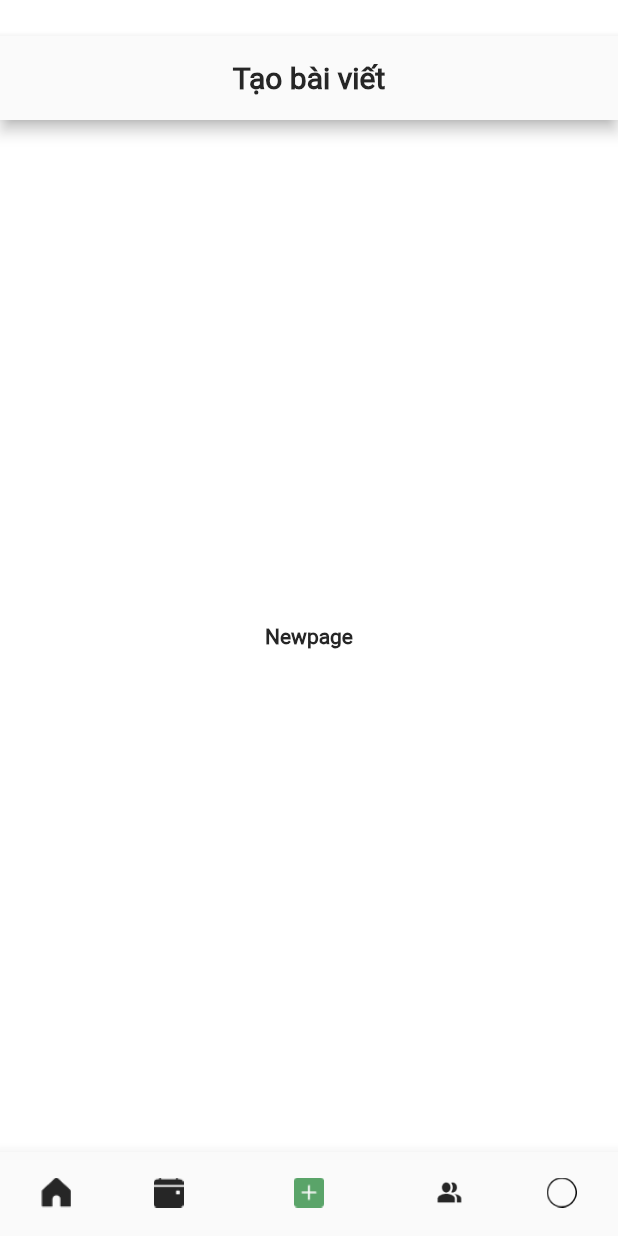
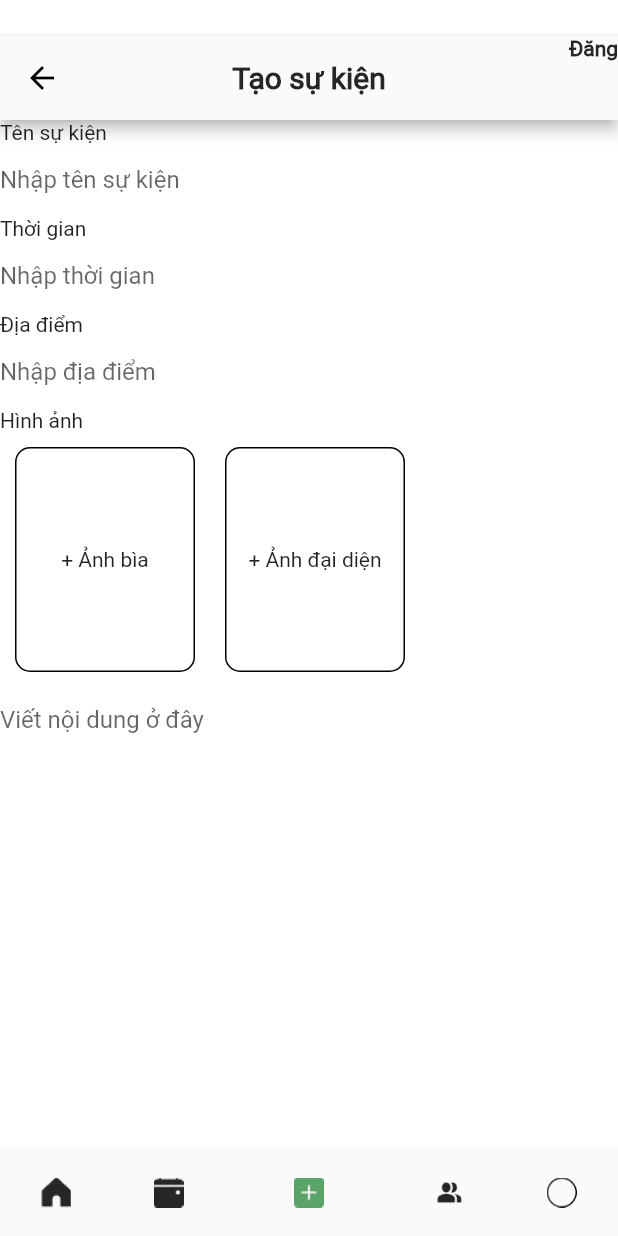
Before and after one commit to HuynhThiMinhNhuc/CharityApp, a Flutter app: the screen it shows after launch, item 3 of the bottom bar chosen, on a phone screen of 412 x 824 dp. Run offline on Flutter 3.47's test engine with Material 2 defaults, Android fonts, the phone set to English and light mode, and no system bars; our stand-ins replace bloc, cloud_firestore, equatable, firebase_core, flutter_bloc, font_awesome_flutter and 1 more; accounts and stored records are empty; network calls fail.

Commit message:
create view add event

```diff
--- /dev/null
+++ b/CharityApp/lib/core/model/event_tab.dart
@@ -0,0 +1,5 @@
+enum EventTab{
+  posts,
+  description,
+  image,
+}
--- /dev/null
+++ b/CharityApp/lib/views/Pages/add_event_page/add_event_page.dart
@@ -0,0 +1,122 @@
+import 'dart:ui';
+
+import 'package:flutter/cupertino.dart';
+import 'package:flutter/material.dart';
+
+class AddEventPage extends StatefulWidget {
+  const AddEventPage({Key? key}) : super(key: key);
+
+  @override
+  State<AddEventPage> createState() => _AddEventPageState();
+}
+
+class _AddEventPageState extends State<AddEventPage> {
+  late TextEditingController _nameTextController;
+  late TextEditingController _locationTextController;
+  late Image myImage;
+
+  @override
+  void initState() {
+    super.initState();
+    _nameTextController = TextEditingController();
+    _locationTextController = TextEditingController();
+  }
+
+  @override
+  void dispose() {
+    _nameTextController.dispose();
+    _locationTextController.dispose();
+    super.dispose();
+  }
+
+  @override
+  Widget build(BuildContext context) {
+    return SingleChildScrollView(
+      child: Column(
+        crossAxisAlignment: CrossAxisAlignment.start,
+        children: [
+          Text("Tên sự kiện"),
+          TextFormField(
+            keyboardType: TextInputType.name,
+            controller: _nameTextController,
+            decoration: InputDecoration(
+              hintText: "Nhập tên sự kiện",
+              border: InputBorder.none,
+              focusedBorder: InputBorder.none,
+              errorBorder: InputBorder.none,
+              disabledBorder: InputBorder.none,
+            ),
+          ),
+          Text("Thời gian"),
+          TextFormField(
+            keyboardType: TextInputType.datetime,
+            controller: _nameTextController,
+            decoration: InputDecoration(
+              hintText: "Nhập thời gian",
+              border: InputBorder.none,
+              focusedBorder: InputBorder.none,
+              errorBorder: InputBorder.none,
+              disabledBorder: InputBorder.none,
+            ),
+          ),
+          Text("Địa điểm"),
+          TextFormField(
+            keyboardType: TextInputType.text,
+            controller: _locationTextController,
+            decoration: InputDecoration(
+              hintText: "Nhập địa điểm",
+              border: InputBorder.none,
+              focusedBorder: InputBorder.none,
+              errorBorder: InputBorder.none,
+              disabledBorder: InputBorder.none,
+            ),
+          ),
+          Text("Hình ảnh"),
+          Row(
+            children: [
+              CardImage(titleName: "+ Ảnh bìa"),
+              CardImage(titleName: "+ Ảnh đại diện"),
+            ],
+          ),
+          TextFormField(
+            keyboardType: TextInputType.name,
+            controller: _nameTextController,
+            minLines: 3,
+            maxLines: 5,
+            decoration: InputDecoration(
+              hintText: "Viết nội dung ở đây",
+              border: InputBorder.none,
+              focusedBorder: InputBorder.none,
+              errorBorder: InputBorder.none,
+              disabledBorder: InputBorder.none,
+            ),
+          ),
+        ],
+      ),
+    );
+  }
+
+  Widget CardImage({required String titleName, Image? image = null }) {
+    // image = Image.asset("asset/Icon/HomeIcon.png");
+    return Container(
+      child: image != null
+          ? image
+          : InkWell(
+              child: Center(
+                child: Text(
+                  titleName,
+                  textAlign: TextAlign.center,
+                ),
+              ),
+              onTap: () => {},
+            ),
+      height: 150,
+      width: 120,
+      decoration: BoxDecoration(
+        borderRadius: BorderRadius.circular(10),
+        border: Border.all(width: 1, color: Colors.black),
+      ),
+      margin: EdgeInsets.fromLTRB(10, 10, 10, 10),
+    );
+  }
+}
--- a/CharityApp/lib/views/Root_App.dart
+++ b/CharityApp/lib/views/Root_App.dart
@@ -1,12 +1,14 @@
 import 'package:charityapp/core/model/app_tab.dart';
 import 'package:charityapp/global_variable/color.dart';
 import 'package:charityapp/views/Component/tab_selector.dart';
+import 'package:charityapp/views/Pages/add_event_page/add_event_page.dart';
 import 'package:flutter/cupertino.dart';
 import 'package:flutter/material.dart';
 import 'package:flutter_bloc/flutter_bloc.dart';
 import 'Pages/calendar_page/calendar_page.dart';
 import 'Pages/home_page/home_page.dart';
 import 'bloc/tab_bloc/tab.dart';
+
 class RootApp extends StatelessWidget {
   @override
   Widget build(BuildContext context) {
@@ -31,48 +33,84 @@ class RootApp extends StatelessWidget {
   }
 
   Widget getappbar(AppTab activateTab) {
-    if (activateTab == AppTab.home)
     return Column(
       mainAxisAlignment: MainAxisAlignment.end,
       children: [
-          (AppBar(
-            automaticallyImplyLeading: false,
-            backgroundColor: backgroundbottomtab,
-            title: Row(
-              children: <Widget>[
-                Text(
-                  'Meer',
-                  style: TextStyle(
-                      color: maincolor,
-                      fontFamily: 'Redressed_Regular',
-                      fontSize: 35,
-                      fontWeight: FontWeight.normal,
-                      decoration: TextDecoration.none),
-                ),
-                Spacer(),
-                IconButton(
-                  onPressed: null,
-                  icon: const Icon(Icons.search, color: textcolor),
-                  tooltip: "Tìm kiếm",
-                ),
-                IconButton(
-                  onPressed: null,
-                  icon: const Icon(
-                    Icons.notifications_active,
-                    color: textcolor,
-                  ),
-                  tooltip: "Tìm kiếm",
-                )
-              ],
-            ),
-          )),
+        if (activateTab == AppTab.home)
+          homeAppBar()
+        else if (activateTab == AppTab.calendar)
+          calendarAppbar()
+        else if (activateTab == AppTab.addpost)
+          createPostAppbar()
+        else if (activateTab == AppTab.friend)
+          friendAppbar()
+        else if (activateTab == AppTab.profile)
+          profileAppbar()
+        else
+          Text("Fail tab"),
       ],
     );
-    else if (activateTab == AppTab.calendar)
-      return Column(
-        mainAxisAlignment: MainAxisAlignment.end,
-        children: [
-          AppBar(
+  }
+
+  AppBar profileAppbar() {
+    return AppBar(
+      centerTitle: true,
+      backgroundColor: backgroundbottomtab,
+      title: Text("Hồ sơ của bạn",
+          style: TextStyle(
+              color: textcolor,
+              fontFamily: 'Roboto_Regular',
+              fontWeight: FontWeight.bold)),
+    );
+  }
+
+  AppBar friendAppbar() {
+    return AppBar(
+      centerTitle: true,
+      backgroundColor: backgroundbottomtab,
+      title: Text("Người theo dõi",
+          style: TextStyle(
+              color: textcolor,
+              fontFamily: 'Roboto_Regular',
+              fontWeight: FontWeight.bold)),
+    );
+  }
+
+  AppBar createPostAppbar() {
+    return AppBar(
+      centerTitle: true,
+      backgroundColor: backgroundbottomtab,
+      leading: IconButton(
+        icon: Icon(
+          Icons.arrow_back,
+          color: Colors.black,
+        ),
+        onPressed: () {},
+      ),
+      title: Text(
+        "Tạo sự kiện",
+        style: TextStyle(
+            color: textcolor,
+            fontFamily: 'Roboto_Regular',
+            fontWeight: FontWeight.bold),
+      ),
+      actions: [
+        GestureDetector(
+          child: Text(
+            "Đăng",
+            style: TextStyle(
+                color: textcolor,
+                fontFamily: 'Roboto_Regular',
+                fontWeight: FontWeight.bold),
+          ),
+          onTap: () {},
+        ),
+      ],
+    );
+  }
+
+  AppBar calendarAppbar() {
+    return AppBar(
       centerTitle: true,
       backgroundColor: backgroundbottomtab,
       title: Text(
@@ -82,85 +120,67 @@ class RootApp extends StatelessWidget {
             fontFamily: 'Roboto_Regular',
             fontWeight: FontWeight.bold),
       ),
+    );
+  }
+
+  AppBar homeAppBar({Function? onClickSearch, Function? onClickNotification}) {
+    return AppBar(
+      automaticallyImplyLeading: false,
+      leadingWidth: 80,
+      backgroundColor: backgroundbottomtab,
+      titleSpacing: 0,
+      leading: Text(
+        'Meer',
+        style: TextStyle(
+            color: maincolor,
+            fontFamily: 'Redressed_Regular',
+            fontSize: 35,
+            fontWeight: FontWeight.normal,
+            decoration: TextDecoration.none),
       ),
+      actions: [
+        IconButton(
+          onPressed: onClickSearch?.call(),
+          icon: const Icon(Icons.search, color: textcolor),
+          tooltip: "Tìm kiếm",
+        ),
+        IconButton(
+          onPressed: onClickNotification?.call(),
+          icon: const Icon(
+            Icons.notifications_active,
+            color: textcolor,
+          ),
+          tooltip: "Xem thông báo",
+        )
       ],
     );
-    else if (activateTab == AppTab.addpost)
-      return Column(
-        mainAxisAlignment: MainAxisAlignment.end,
-        crossAxisAlignment: CrossAxisAlignment.stretch,
-        children: [
-          AppBar(
-            centerTitle: true,
-            backgroundColor: backgroundbottomtab,
-            title: Text("Tạo bài viết",
-                style: TextStyle(
-                    color: textcolor,
-                    fontFamily: 'Roboto_Regular',
-                    fontWeight: FontWeight.bold)),
-          ),
-        ],
-      );
-    else if (activateTab == AppTab.friend)
-      return Column(
-        mainAxisAlignment: MainAxisAlignment.end,
-        children: [
-          AppBar(
-            centerTitle: true,
-            backgroundColor: backgroundbottomtab,
-            title: Text("Người theo dõi",
-                style: TextStyle(
-                    color: textcolor,
-                    fontFamily: 'Roboto_Regular',
-                    fontWeight: FontWeight.bold)),
-          ),
-        ],
-      );
-    else if (activateTab == AppTab.profile)
-      return Column(
-        mainAxisAlignment: MainAxisAlignment.end,
-        children: [
-          AppBar(
-            centerTitle: true,
-            backgroundColor: backgroundbottomtab,
-            title: Text("Hồ sơ của bạn",
-                style: TextStyle(
-                    color: textcolor,
-                    fontFamily: 'Roboto_Regular',
-                    fontWeight: FontWeight.bold)),
-          ),
-        ],
-      );
-    else {
-      return Text("Fail tab");
-    }
   }
 
-  List<Widget> Pages = [
-    HomePage(),
-    CalendarPage(),
-    Center(
-      child: Text(
-        'Newpage',
-        style: TextStyle(
-            color: textcolor,
-            fontFamily: 'Roboto_Regular',
-            fontWeight: FontWeight.bold),
-      ),
-    ),
-    Center(
-      child: Text(
-        'Newpage',
-        style: TextStyle(
-            color: textcolor,
-            fontFamily: 'Roboto_Regular',
-            fontWeight: FontWeight.bold),
-      ),
-    ),
+  // List<Widget> Pages = [
+  //   HomePage(),
+  //   CalendarPage(),
+  //   Center(
+  //     child: Text(
+  //       'Newpage',
+  //       style: TextStyle(
+  //           color: textcolor,
+  //           fontFamily: 'Roboto_Regular',
+  //           fontWeight: FontWeight.bold),
+  //     ),
+  //   ),
+  //   Center(
+  //     child: Text(
+  //       'Newpage',
+  //       style: TextStyle(
+  //           color: textcolor,
+  //           fontFamily: 'Roboto_Regular',
+  //           fontWeight: FontWeight.bold),
+  //     ),
+  //   ),
 
-    // EventPage(users[0]['img'], post[5]['postImage'], post[1]['title']),
-    //  ProfilePage(userprofile: GetIt.instance.get<Authenticator>().currentUser, posts: null),
-  ];
+  //   // EventPage(users[0]['img'], post[5]['postImage'], post[1]['title']),
+  //   //  ProfilePage(userprofile: GetIt.instance.get<Authenticator>().currentUser, posts: null),
+  // ];
 
   // Widget getbody() {
   //   return IndexedStack(
@@ -175,15 +195,7 @@ class RootApp extends StatelessWidget {
     else if (activateTab == AppTab.calendar)
       return CalendarPage();
     else if (activateTab == AppTab.addpost)
-      return     Center(
-      child: Text(
-        'Newpage',
-        style: TextStyle(
-            color: textcolor,
-            fontFamily: 'Roboto_Regular',
-            fontWeight: FontWeight.bold),
-      ),
-    );
+      return AddEventPage();
     // else if (activateTab == AppTab.friend)
     // return EventPage(users[0]['img'], post[5]['postImage'], post[1]['title']);
     // else if (activateTab == AppTab.profile)
--- /dev/null
+++ b/CharityApp/lib/views/bloc/event_bloc/bloc/event.dart
@@ -0,0 +1,3 @@
+export './event_bloc.dart';
+export './event_event.dart';
+export './event_state.dart';
```
Also changed, not shown: CharityApp/lib/views/bloc/event_bloc/bloc/event_bloc.dart (+31 -8 lines), CharityApp/lib/views/bloc/event_bloc/bloc/event_event.dart (+44 -5 lines), CharityApp/lib/views/bloc/event_bloc/bloc/event_state.dart (+24 -2 lines). Lines whose indentation alone changed are shown as unchanged.
